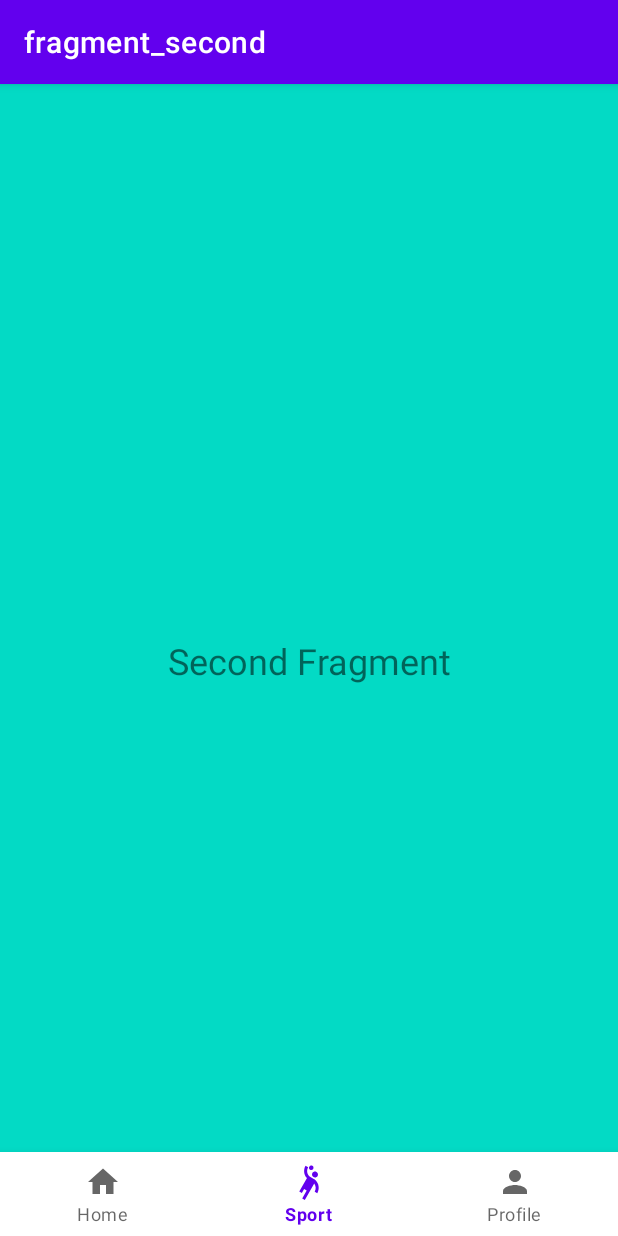
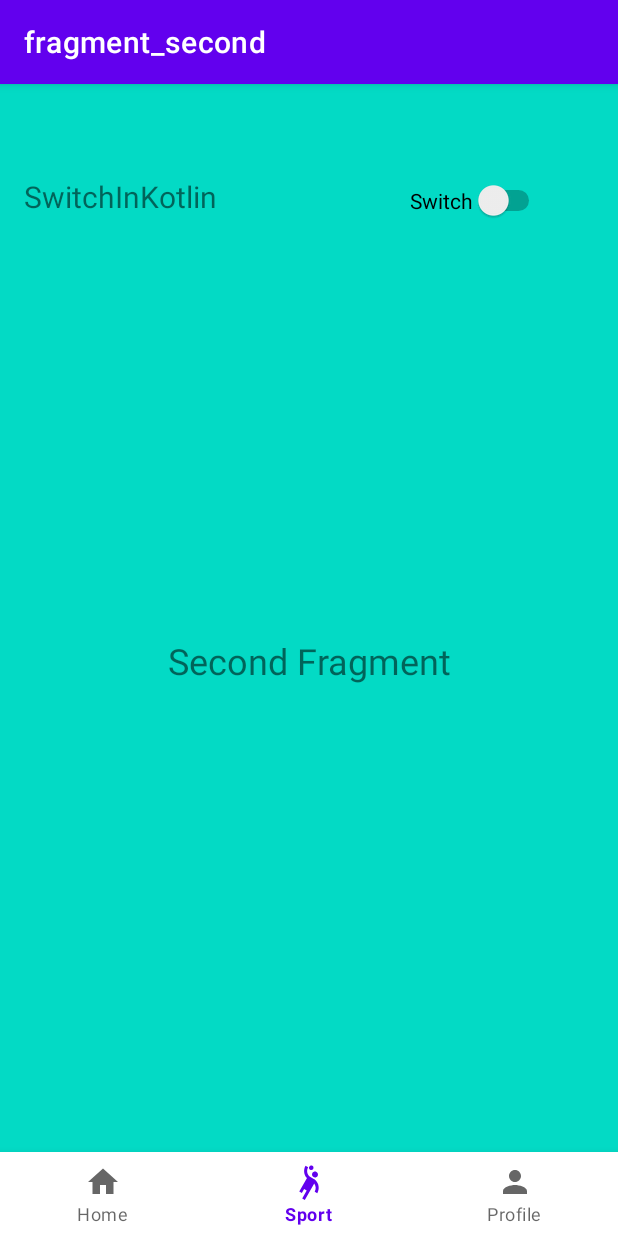
Before and after one commit to DeVogelRyan/WorkoutApp_Ryan, an Android app: the SecondFragment screen opened through its navigation route, on a phone screen of 412 x 824 dp. Run offline under Robolectric (Android 15) with nearby library versions, the phone set to English and light mode, and no system bars; our stand-ins replace navigation-ui; pictures from the network do not load.

Commit message:
Added Switch so we can later change languages

```diff
--- a/app/src/main/java/com/example/workoutapp_ryan/fragments/SecondFragment.kt
+++ b/app/src/main/java/com/example/workoutapp_ryan/fragments/SecondFragment.kt
@@ -5,6 +5,8 @@ import androidx.fragment.app.Fragment
 import android.view.LayoutInflater
 import android.view.View
 import android.view.ViewGroup
+import android.widget.Switch
+import android.widget.TextView
 import androidx.transition.TransitionInflater
 import com.example.workoutapp_ryan.R
 
@@ -44,6 +46,17 @@ class SecondFragment : Fragment() {
         return inflater.inflate(R.layout.fragment_second, container, false)
     }
 
+    override fun onViewCreated(view: View, savedInstanceState: Bundle?) {
+        super.onViewCreated(view, savedInstanceState)
+
+        val sw1 = view.findViewById<Switch>(R.id.switch1)
+        sw1?.setOnCheckedChangeListener { _, isChecked ->
+            val message = if (isChecked) "Switch1:ON" else "Switch1:OFF"
+            val textView = view.findViewById<TextView>(R.id.textChange)
+            textView.text = message
+        }
+    }
+
     companion object {
         /**
          * Use this factory method to create a new instance of
--- a/app/src/main/res/layout/fragment_second.xml
+++ b/app/src/main/res/layout/fragment_second.xml
@@ -21,6 +21,33 @@
             app:layout_constraintEnd_toEndOf="parent"
             app:layout_constraintStart_toStartOf="parent"
             app:layout_constraintTop_toTopOf="parent" />
+
+        <Switch
+            android:id="@+id/switch1"
+            android:layout_width="wrap_content"
+            android:layout_height="wrap_content"
+            android:text="Switch"
+            app:layout_constraintBottom_toBottomOf="parent"
+            app:layout_constraintEnd_toEndOf="parent"
+            app:layout_constraintHorizontal_bias="0.848"
+            app:layout_constraintStart_toStartOf="parent"
+            app:layout_constraintTop_toTopOf="parent"
+            app:layout_constraintVertical_bias="0.086" />
+
+        <TextView
+            android:id="@+id/textChange"
+            android:layout_width="178dp"
+            android:layout_height="72dp"
+            android:layout_marginStart="16dp"
+            android:layout_marginEnd="175dp"
+            android:text="@string/Switch_object"
+            android:textSize="20sp"
+            app:layout_constraintBottom_toBottomOf="parent"
+            app:layout_constraintEnd_toStartOf="@+id/switch1"
+            app:layout_constraintHorizontal_bias="0.0"
+            app:layout_constraintStart_toStartOf="parent"
+            app:layout_constraintTop_toTopOf="parent"
+            app:layout_constraintVertical_bias="0.088" />
     </androidx.constraintlayout.widget.ConstraintLayout>
 
 </FrameLayout>
--- a/app/src/main/res/values/strings.xml
+++ b/app/src/main/res/values/strings.xml
@@ -2,4 +2,6 @@
     <string name="app_name">WorkoutApp_ryan</string>
     <!-- TODO: Remove or change this placeholder text -->
     <string name="hello_blank_fragment">Hello blank fragment</string>
+
+    <string name="Switch_object">SwitchInKotlin</string>
 </resources>
```
Also changed, not shown: app/src/main/res/layout/fragment_first.xml (+4 -14 lines).
